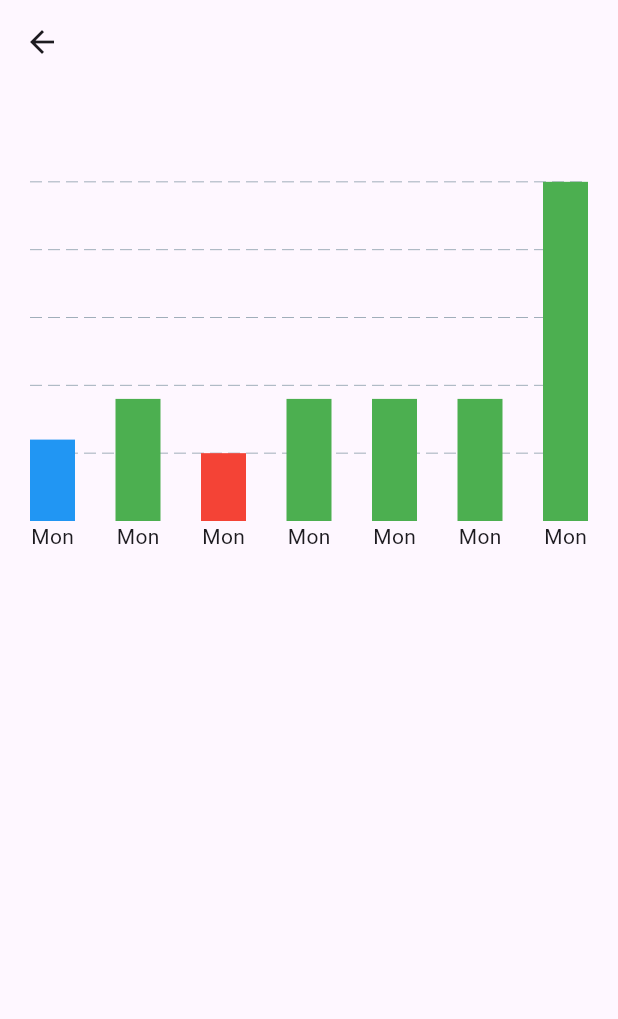
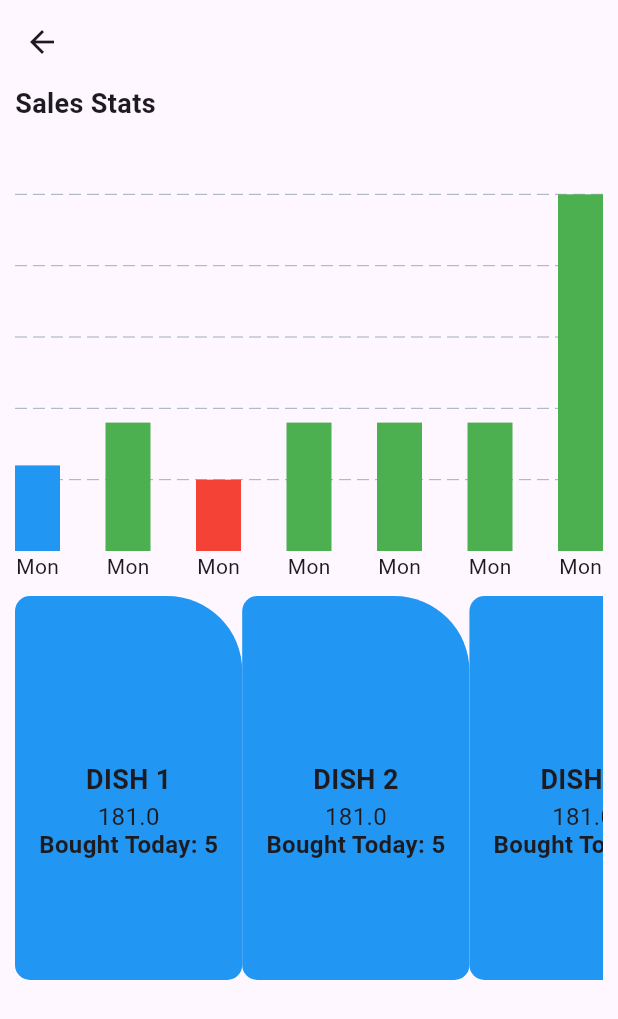
Before and after one commit to sid2710-alt/wigo, a Flutter app: the DashboardScreen screen opened directly, on a phone screen of 412 x 824 dp. Shown: the top 1019 px of the screen. Run offline on Flutter 3.47's test engine with Material 3 defaults, Android fonts, the phone set to English and light mode, and no system bars; drawn by our look-alikes of fl_chart.

Commit message:
Started on dishes section

```diff
--- /dev/null
+++ b/lib/app_text_styles.dart
@@ -0,0 +1,46 @@
+import 'package:flutter/material.dart';
+
+class CustomTextStyle {
+  // Helper method to avoid accessing instance members in statics
+  static TextStyle _getTextStyle(
+      double fontSize, FontWeight fontWeight, Color? color) {
+    return TextStyle(
+      fontSize: fontSize,
+      fontWeight: fontWeight,
+      color: color, // Use provided color or default to black
+    );
+  }
+
+  // TextStyles using the helper method
+  static TextStyle xlBold(Color? color) {
+    return _getTextStyle(24.0, FontWeight.bold, color);
+  }
+
+  static TextStyle xlNormal(Color? color) {
+    return _getTextStyle(24.0, FontWeight.normal, color);
+  }
+
+  static TextStyle lBold(Color? color) {
+    return _getTextStyle(18.0, FontWeight.bold, color);
+  }
+
+  static TextStyle lNormal(Color? color) {
+    return _getTextStyle(18.0, FontWeight.normal, color);
+  }
+
+  static TextStyle mBold(Color? color) {
+    return _getTextStyle(16.0, FontWeight.bold, color);
+  }
+
+  static TextStyle mNormal(Color? color) {
+    return _getTextStyle(16.0, FontWeight.normal, color);
+  }
+
+  static TextStyle sBold(Color? color) {
+    return _getTextStyle(14.0, FontWeight.bold, color);
+  }
+
+  static TextStyle sNormal(Color? color) {
+    return _getTextStyle(14.0, FontWeight.normal, color);
+  }
+}
--- a/lib/screens/dash_board_screen.dart
+++ b/lib/screens/dash_board_screen.dart
@@ -1,5 +1,6 @@
 import 'package:flutter/material.dart';
 import 'package:wigo/widgets/bar_chart.dart';
+import 'package:wigo/widgets/top_dishes.dart';
 
 class DashboardScreen extends StatefulWidget {
   const DashboardScreen({super.key});
@@ -13,12 +14,15 @@ class _DashboardScreenState extends State<DashboardScreen> {
   Widget build(BuildContext context) {
     return Scaffold(
         appBar: AppBar(),
-        body: Column(
-          children: [
-            Flexible(flex: 4, child: WeekSalesChart()),
-            Flexible(flex: 3, child: SizedBox()),
-            Flexible(flex: 2, child: SizedBox()),
-          ],
+        body: const Padding(
+          padding: EdgeInsets.symmetric(horizontal: 10.0),
+          child: Column(
+            children: [
+              Flexible(flex: 4, child: WeekSalesChart()),
+              Flexible(flex: 3, child: DishList()),
+              Flexible(flex: 2, child: SizedBox()),
+            ],
+          ),
         )
 
         //  ListView(
--- a/lib/widgets/bar_chart.dart
+++ b/lib/widgets/bar_chart.dart
@@ -1,5 +1,6 @@
 import 'package:flutter/material.dart';
 import 'package:fl_chart/fl_chart.dart';
+import 'package:wigo/app_text_styles.dart';
 
 class WeekSalesChart extends StatelessWidget {
   const WeekSalesChart({super.key});
@@ -88,8 +89,15 @@ class WeekSalesChart extends StatelessWidget {
       ),
     ];
 
-    return Container(
-        padding: EdgeInsets.all(20),
+    return Column(
+        crossAxisAlignment: CrossAxisAlignment.start,
+        mainAxisAlignment: MainAxisAlignment.start,
+        children: [
+          Text(
+            'Sales Stats',
+            style: CustomTextStyle.lBold(null),
+          ),
+          Expanded(
             child: BarChart(
               BarChartData(
                   maxY: 60,
@@ -141,6 +149,8 @@ class WeekSalesChart extends StatelessWidget {
                         ),
                       )),
                   gridData: FlGridData(drawVerticalLine: false)),
-        ));
+            ),
+          ),
+        ]);
   }
 }
--- a/lib/widgets/top_dishes.dart
+++ b/lib/widgets/top_dishes.dart
@@ -0,0 +1,90 @@
+import 'package:flutter/material.dart';
+import 'package:wigo/app_text_styles.dart';
+import 'package:wigo/models/menu_item.dart';
+
+class DishList extends StatelessWidget {
+  const DishList({super.key});
+
+  @override
+  Widget build(BuildContext context) {
+    return ListView.builder(
+        itemCount: 3,
+        scrollDirection: Axis.horizontal,
+        itemBuilder: (BuildContext context, int index) {
+          return Container(
+            padding: EdgeInsets.all(16.0),
+            decoration: const BoxDecoration(
+                color: Colors.blue,
+                borderRadius: BorderRadius.only(
+                    topLeft: Radius.circular(10),
+                    bottomLeft: Radius.circular(10),
+                    bottomRight: Radius.circular(10),
+                    topRight: Radius.circular(50))),
+            child: Column(children: [
+              Flexible(
+                flex: 5,
+                child: Container(
+                  color: Colors.blue,
+                ),
+              ),
+              Flexible(
+                  flex: 3,
+                  child: Text(menuItems[index].name,
+                      style: CustomTextStyle.lBold(null))),
+              Flexible(
+                flex: 1,
+                child: Text(
+                  menuItems[index].price.toString(),
+                  style: CustomTextStyle.mNormal(null),
+                ),
+              ),
+              Flexible(
+                  flex: 3,
+                  child: Text(
+                    'Bought Today: 5',
+                    style: CustomTextStyle.mBold(null),
+                  ))
+            ]),
+          );
+        });
+  }
+}
+
+List<MenuItem> menuItems = [
+  MenuItem(
+      id: '101',
+      name: 'DISH 1',
+      description: 'THis is a Dish',
+      price: 181.0,
+      imageUrl: '',
+      isAvailable: true,
+      categories: [],
+      preparationTime: 2,
+      ingredients: [],
+      rating: 3.4,
+      ratingCount: 200),
+  MenuItem(
+      id: '102',
+      name: 'DISH 2',
+      description: 'THis is a  New Dish',
+      price: 181.0,
+      imageUrl: '',
+      isAvailable: true,
+      categories: [],
+      preparationTime: 2,
+      ingredients: [],
+      rating: 3.4,
+      ratingCount: 200),
+  MenuItem(
+      id: '103',
+      name: 'DISH 3',
+      description: 'THis is a  new  new Dish',
+      price: 181.0,
+      imageUrl: '',
+      isAvailable: true,
+      categories: [],
+      preparationTime: 2,
+      ingredients: [],
+      rating: 3.4,
+      ratingCount: 200)
+];
```
Lines whose indentation alone changed are shown as unchanged.
